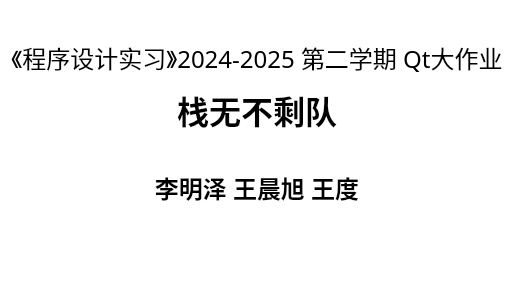
First picture: the form in PKUCourseRadar/aboutus.ui, repository DynamicCast03/PKUCourseRadar, before the edit.
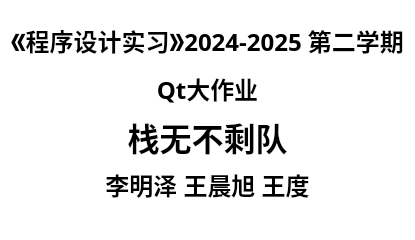
Second picture: the form after the edit.

Commit message: 界面字体修改（3）

```diff
--- a/PKUCourseRadar/aboutus.ui
+++ b/PKUCourseRadar/aboutus.ui
@@ -6,8 +6,8 @@
    <rect>
     <x>0</x>
     <y>0</y>
-    <width>400</width>
-    <height>300</height>
+    <width>344</width>
+    <height>240</height>
    </rect>
   </property>
   <property name="windowTitle">
@@ -35,10 +35,11 @@
      <property name="font">
       <font>
        <family>Songti SC</family>
+       <bold>true</bold>
       </font>
      </property>
      <property name="text">
-      <string>&lt;html&gt;&lt;head/&gt;&lt;body&gt;&lt;p align=&quot;center&quot;&gt;&lt;span style=&quot; font-size:18pt;&quot;&gt;《程序设计实习》2024-2025 第二学期 Qt大作业&lt;/span&gt;&lt;/p&gt;&lt;/body&gt;&lt;/html&gt;</string>
+      <string>&lt;html&gt;&lt;head/&gt;&lt;body&gt;&lt;p align=&quot;center&quot;&gt;&lt;span style=&quot; font-size:18pt;&quot;&gt;《程序设计实习》2024-2025 第二学期&lt;/span&gt;&lt;/p&gt;&lt;p align=&quot;center&quot;&gt;&lt;span style=&quot; font-size:18pt;&quot;&gt;Qt大作业&lt;/span&gt;&lt;/p&gt;&lt;/body&gt;&lt;/html&gt;</string>
      </property>
      <property name="alignment">
       <set>Qt::AlignmentFlag::AlignCenter</set>
```
The commit also changes 3 other files.
